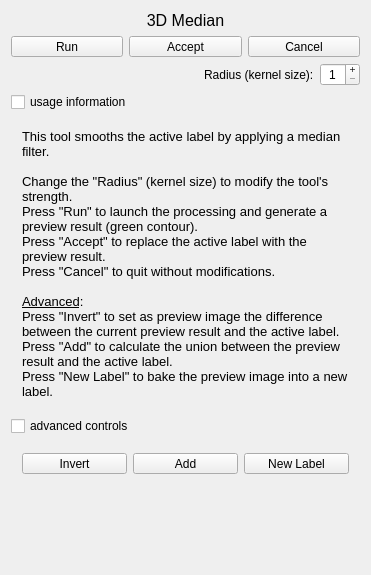
Qt form Modules/SegmentationUI/Qmitk/QmitkMedianTool3DGUIControls.ui (MITK/MITK) before a commit.
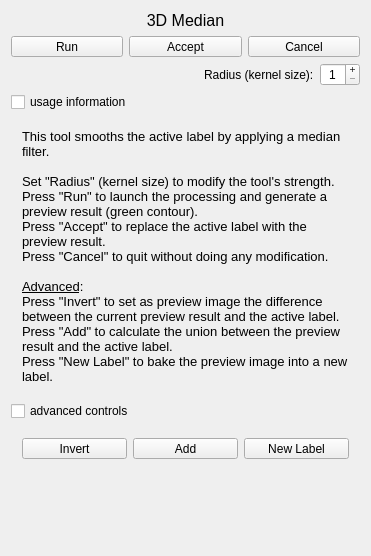
The same form after that commit. Icons and pictures are not drawn.

The edit to the form file:
```diff
--- a/Modules/SegmentationUI/Qmitk/QmitkMedianTool3DGUIControls.ui
+++ b/Modules/SegmentationUI/Qmitk/QmitkMedianTool3DGUIControls.ui
@@ -7,7 +7,7 @@
     <x>0</x>
     <y>0</y>
     <width>371</width>
-    <height>575</height>
+    <height>556</height>
    </rect>
   </property>
   <property name="sizePolicy">
@@ -269,10 +269,10 @@
 &lt;/style&gt;&lt;/head&gt;&lt;body style=&quot; font-family:'MS Shell Dlg 2'; font-size:8pt; font-weight:400; font-style:normal;&quot;&gt;
 &lt;p style=&quot; margin-top:0px; margin-bottom:0px; margin-left:0px; margin-right:0px; -qt-block-indent:0; text-indent:0px;&quot;&gt;&lt;span style=&quot; font-family:'Sans'; font-size:10pt;&quot;&gt;This tool smooths the active label by applying a median filter.&lt;/span&gt;&lt;/p&gt;
 &lt;p style=&quot;-qt-paragraph-type:empty; margin-top:0px; margin-bottom:0px; margin-left:0px; margin-right:0px; -qt-block-indent:0; text-indent:0px; font-family:'Sans'; font-size:10pt;&quot;&gt;&lt;br /&gt;&lt;/p&gt;
-&lt;p style=&quot; margin-top:0px; margin-bottom:0px; margin-left:0px; margin-right:0px; -qt-block-indent:0; text-indent:0px;&quot;&gt;&lt;span style=&quot; font-family:'Sans'; font-size:10pt;&quot;&gt;Change the &amp;quot;Radius&amp;quot; (kernel size) to modify the tool's strength.&lt;/span&gt;&lt;/p&gt;
+&lt;p style=&quot; margin-top:0px; margin-bottom:0px; margin-left:0px; margin-right:0px; -qt-block-indent:0; text-indent:0px;&quot;&gt;&lt;span style=&quot; font-family:'Sans'; font-size:10pt;&quot;&gt;Set &amp;quot;Radius&amp;quot; (kernel size) to modify the tool's strength.&lt;/span&gt;&lt;/p&gt;
 &lt;p style=&quot; margin-top:0px; margin-bottom:0px; margin-left:0px; margin-right:0px; -qt-block-indent:0; text-indent:0px;&quot;&gt;&lt;span style=&quot; font-family:'Sans'; font-size:10pt;&quot;&gt;Press &amp;quot;Run&amp;quot; to launch the processing and generate a preview result (green contour).&lt;/span&gt;&lt;/p&gt;
 &lt;p style=&quot; margin-top:0px; margin-bottom:0px; margin-left:0px; margin-right:0px; -qt-block-indent:0; text-indent:0px;&quot;&gt;&lt;span style=&quot; font-family:'Sans'; font-size:10pt;&quot;&gt;Press &amp;quot;Accept&amp;quot; to replace the active label with the preview result.&lt;/span&gt;&lt;/p&gt;
-&lt;p style=&quot; margin-top:0px; margin-bottom:0px; margin-left:0px; margin-right:0px; -qt-block-indent:0; text-indent:0px;&quot;&gt;&lt;span style=&quot; font-family:'Sans'; font-size:10pt;&quot;&gt;Press &amp;quot;Cancel&amp;quot; to quit without modifications.&lt;/span&gt;&lt;/p&gt;
+&lt;p style=&quot; margin-top:0px; margin-bottom:0px; margin-left:0px; margin-right:0px; -qt-block-indent:0; text-indent:0px;&quot;&gt;&lt;span style=&quot; font-family:'Sans'; font-size:10pt;&quot;&gt;Press &amp;quot;Cancel&amp;quot; to quit without doing any modification.&lt;/span&gt;&lt;/p&gt;
 &lt;p style=&quot;-qt-paragraph-type:empty; margin-top:0px; margin-bottom:0px; margin-left:0px; margin-right:0px; -qt-block-indent:0; text-indent:0px; font-family:'Sans'; font-size:10pt;&quot;&gt;&lt;br /&gt;&lt;/p&gt;
 &lt;p style=&quot; margin-top:0px; margin-bottom:0px; margin-left:0px; margin-right:0px; -qt-block-indent:0; text-indent:0px;&quot;&gt;&lt;span style=&quot; font-family:'Sans'; font-size:10pt; text-decoration: underline;&quot;&gt;Advanced&lt;/span&gt;&lt;span style=&quot; font-family:'Sans'; font-size:10pt;&quot;&gt;:&lt;/span&gt;&lt;/p&gt;
 &lt;p style=&quot; margin-top:0px; margin-bottom:0px; margin-left:0px; margin-right:0px; -qt-block-indent:0; text-indent:0px;&quot;&gt;&lt;span style=&quot; font-family:'Sans'; font-size:10pt;&quot;&gt;Press &amp;quot;Invert&amp;quot; to set as preview image the difference between the current preview result and the active label.&lt;/span&gt;&lt;/p&gt;
```
